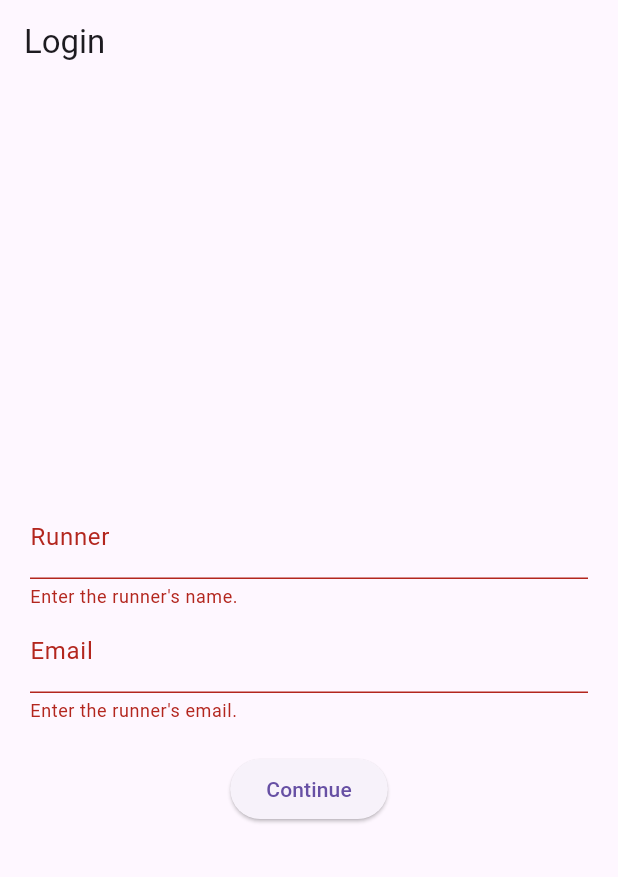
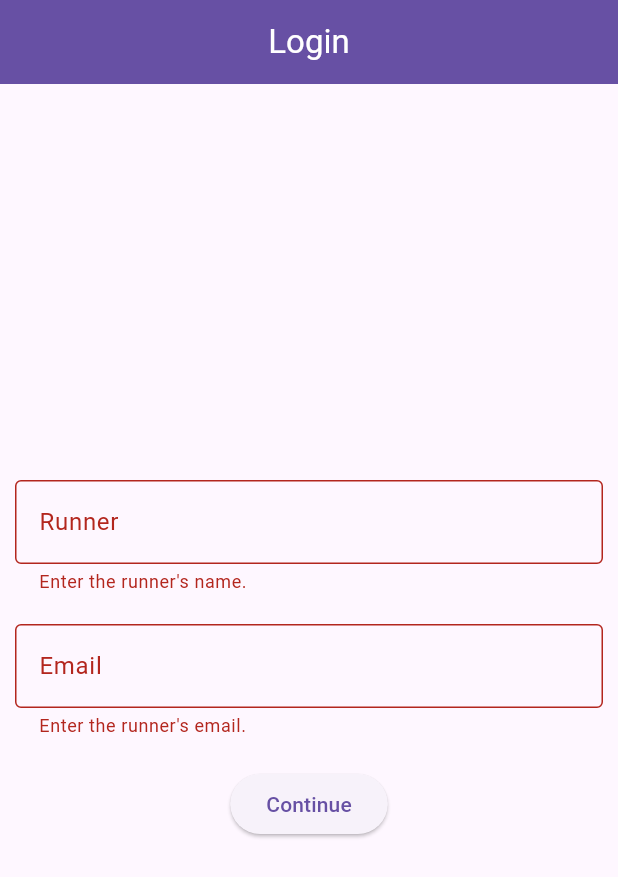
Before and after one commit to ALIRAZA17/StopWatch, a Flutter app: the screen it shows after launch, after a tap on "Continue", on a phone screen of 412 x 824 dp. Shown: the top 877 px of the screen. Run offline on Flutter 3.47's test engine with Material 3 defaults, Android fonts, the phone set to English and light mode, and no system bars.

Commit message:
changes and cleanups

```diff
--- a/lib/login_screen.dart
+++ b/lib/login_screen.dart
@@ -19,7 +19,14 @@ class _LoginScreenState extends State<LoginScreen> {
   Widget build(BuildContext context) {
     return Scaffold(
       appBar: AppBar(
-        title: const Text('Login'),
+        title: const Text(
+          'Login',
+          style: TextStyle(
+            color: Colors.white,
+          ),
+        ),
+        centerTitle: true,
+        backgroundColor: Theme.of(context).primaryColor,
       ),
       body: Center(
         child: _buildLoginForm(),
@@ -43,25 +50,34 @@ class _LoginScreenState extends State<LoginScreen> {
     return Form(
       key: _formKey,
       child: Padding(
-            padding: const EdgeInsets.all(20.0),
+        padding: const EdgeInsets.all(10.0),
         child: Column(
           mainAxisAlignment: MainAxisAlignment.center,
           children: [
             TextFormField(
               controller: _nameController,
-                  decoration: const InputDecoration(labelText: 'Runner'),
+              decoration: const InputDecoration(
+                labelText: 'Runner',
+                border: OutlineInputBorder(),
+              ),
               validator: (text) =>
                   text!.isEmpty ? 'Enter the runner\'s name.' : null,
+            ),
+            const SizedBox(
+              height: 20,
             ),
             TextFormField(
               controller: _emailController,
               keyboardType: TextInputType.emailAddress,
-                  decoration: const InputDecoration(labelText: 'Email'),
+              decoration: const InputDecoration(
+                labelText: 'Email',
+                border: OutlineInputBorder(),
+              ),
               validator: (text) {
                 if (text!.isEmpty) {
                   return 'Enter the runner\'s email.';
                 }
-                    final regex = RegExp('[^@]+@[^\.]+\..+');
+                final regex = RegExp('[^@]+@[^.]+..+');
                 if (!regex.hasMatch(text)) {
                   return 'Enter a valid email';
                 }
@@ -74,6 +90,8 @@ class _LoginScreenState extends State<LoginScreen> {
               child: const Text('Continue'),
             ),
           ],
-            )));
+        ),
+      ),
+    );
   }
 }
```
Lines whose indentation alone changed are shown as unchanged.
